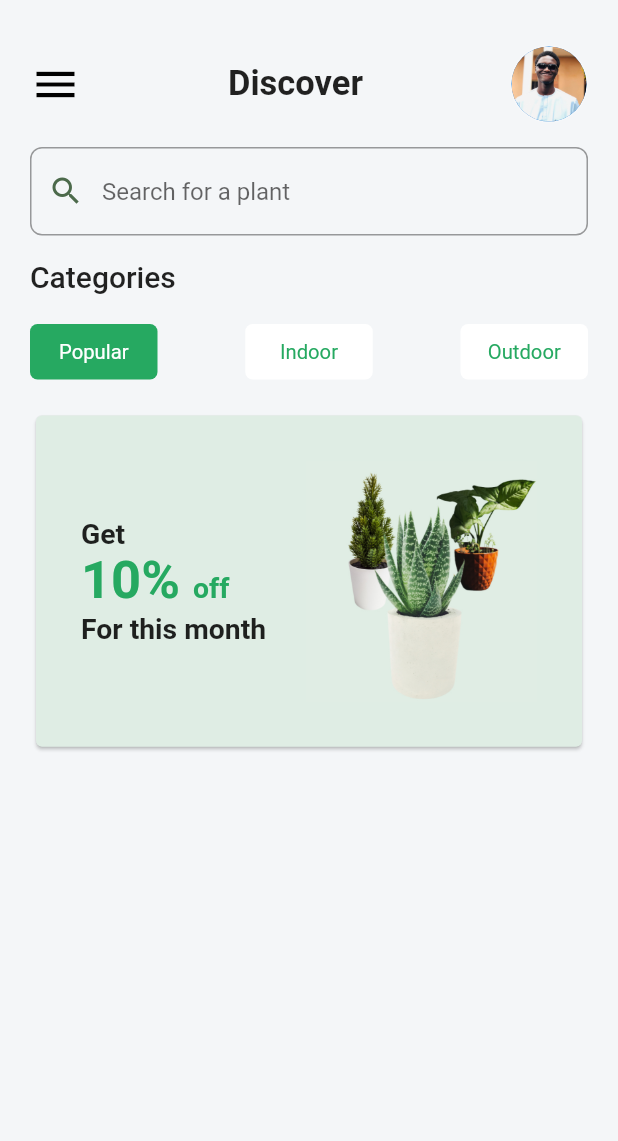
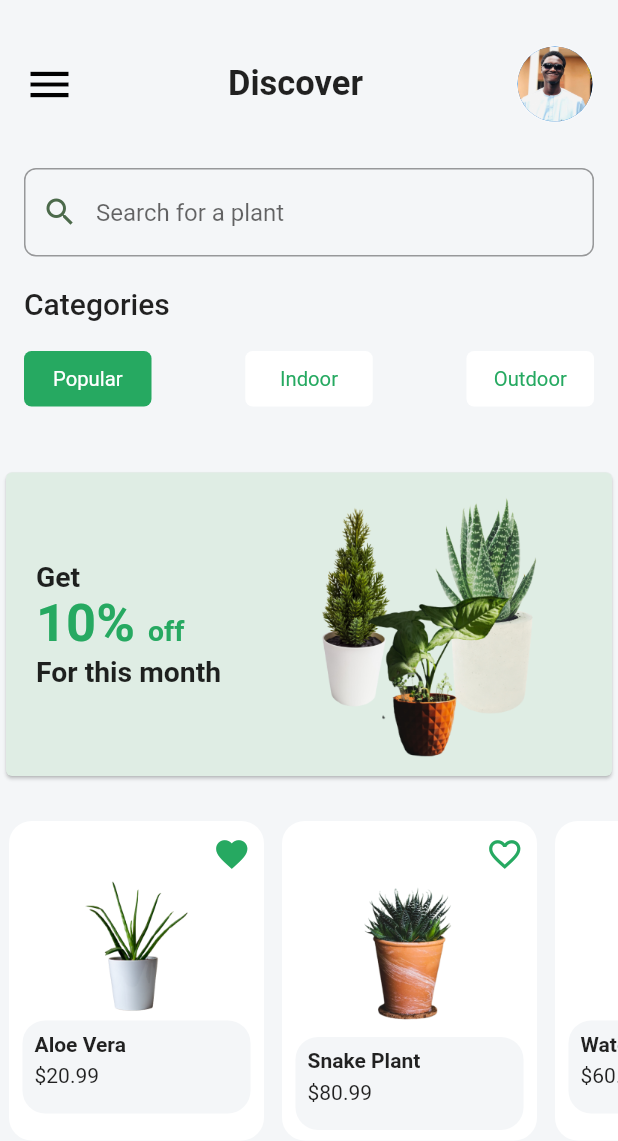
Before and after one commit to black-coda/PlantAppUI-flutter, a Flutter app: the screen it shows after launch, on a phone screen of 412 x 824 dp. Shown: the top 1141 px of the screen. Run offline on Flutter 3.47's test engine with Material 2 defaults, Android fonts, the phone set to English and light mode, and no system bars.

```diff
--- a/lib/main.dart
+++ b/lib/main.dart
@@ -13,12 +13,15 @@ class PlantShopApp extends StatelessWidget {
       debugShowCheckedModeBanner: false,
       home: Scaffold(
         backgroundColor: const Color(0xffF4F6F8),
-        body: Padding(
-          padding: const EdgeInsets.only(left: 20.0, right: 20.0, top: 30),
+        body: SingleChildScrollView(
           child: Column(
             // crossAxisAlignment: CrossAxisAlignment.stretch,
+            mainAxisSize: MainAxisSize.min,
             children: [
-              Row(
+              Padding(
+                padding: const EdgeInsets.symmetric(
+                    vertical: 30.0, horizontal: 16.0),
+                child: Row(
                   mainAxisAlignment: MainAxisAlignment.spaceBetween,
                   children: const [
                     Icon(
@@ -28,8 +31,8 @@ class PlantShopApp extends StatelessWidget {
                     ),
                     Text(
                       "Discover",
-                    style:
-                        TextStyle(fontWeight: FontWeight.w700, fontSize: 23.0),
+                      style: TextStyle(
+                          fontWeight: FontWeight.w700, fontSize: 23.0),
                     ),
                     CircleAvatar(
                       radius: 26,
@@ -42,9 +45,10 @@ class PlantShopApp extends StatelessWidget {
                     ),
                   ],
                 ),
+              ),
               //search bar
               const Padding(
-                padding: EdgeInsets.symmetric(vertical: 16),
+                padding: EdgeInsets.symmetric(horizontal: 16.0),
                 child: TextField(
                   decoration: InputDecoration(
                     fillColor: Color(0xff4C6A4B),
@@ -67,7 +71,10 @@ class PlantShopApp extends StatelessWidget {
                 ),
               ),
               // Categories and Fliter button
-              Column(
+              Padding(
+                padding: const EdgeInsets.symmetric(
+                    vertical: 20.0, horizontal: 16.0),
+                child: Column(
                   crossAxisAlignment: CrossAxisAlignment.start,
                   // mainAxisSize: MainAxisSize.min,
                   children: [
@@ -95,13 +102,17 @@ class PlantShopApp extends StatelessWidget {
                     )
                   ],
                 ),
+              ),
               const SizedBox(
                 height: 20,
               ),
               Card(
                 color: const Color(0xffDFEDE4),
                 child: Padding(
-                  padding: const EdgeInsets.all(30.0),
+                  padding: const EdgeInsets.symmetric(
+                    horizontal: 20.0,
+                    vertical: 10.0,
+                  ),
                   child: Row(
                     mainAxisAlignment: MainAxisAlignment.center,
                     crossAxisAlignment: CrossAxisAlignment.center,
@@ -135,21 +146,142 @@ class PlantShopApp extends StatelessWidget {
                       ),
                       Expanded(
                         child: Image.asset(
-                        "assets/images/images/pot.jpg",
+                          "assets/images/images/flowerpot.png",
                           fit: BoxFit.fill,
-                      ))
+                        ),
+                      )
                     ],
                   ),
                 ),
               ),
-              Expanded(
+
+              // scorll stuff sha
+              Padding(
+                padding: const EdgeInsets.symmetric(vertical: 20.0),
+                child: SizedBox(
+                  height: 225.0,
                   child: ListView(
                     scrollDirection: Axis.horizontal,
-                  children: [
-                    Card(
-                      child: Column(),
+                    // shrinkWrap: true,
+                    children: const [
+                      ItemListBox(
+                        title: 'Aloe Vera',
+                        favorite: true,
+                        imageUrl: 'assets/images/images/vase1.png',
+                        price: 20.99,
+                      ),
+                      ItemListBox(
+                        title: 'Snake Plant',
+                        favorite: false,
+                        imageUrl: 'assets/images/images/vase2.png',
+                        price: 80.99,
+                      ),
+                      ItemListBox(
+                        title: 'Waterleaf plant',
+                        favorite: true,
+                        imageUrl: 'assets/images/images/vase1.png',
+                        price: 60.99,
+                      ),
+                      ItemListBox(
+                        title: 'Ugwu Plant',
+                        favorite: false,
+                        imageUrl: 'assets/images/images/vase2.png',
+                        price: 90.99,
+                      ),
+                      ItemListBox(
+                        title: 'Lorem Plant',
+                        favorite: false,
+                        imageUrl: 'assets/images/images/vase1.png',
+                        price: 100.99,
+                      ),
+                    ],
+                  ),
+                ),
               )
             ],
+          ),
+        ),
+      ),
+    );
+  }
+}
+
+class ItemListBox extends StatelessWidget {
+  const ItemListBox(
+      {super.key,
+      required this.price,
+      required this.favorite,
+      required this.imageUrl,
+      required this.title});
+  final String imageUrl;
+  final bool favorite;
+  final double price;
+  final String title;
+  @override
+  Widget build(BuildContext context) {
+    return Padding(
+      padding: const EdgeInsets.all(6.0),
+      child: Container(
+        // height: 120,
+        decoration: const BoxDecoration(
+            borderRadius: BorderRadius.all(Radius.circular(15)),
+            color: Colors.white),
+        width: 170,
+
+        child: Padding(
+          padding: const EdgeInsets.symmetric(horizontal: 9.0),
+          child: Column(
+            children: [
+              Padding(
+                padding: const EdgeInsets.only(
+                  top: 10.0,
+                ),
+                child: Row(
+                  mainAxisAlignment: MainAxisAlignment.end,
+                  children: [
+                    favorite
+                        ? const Icon(
+                            Icons.favorite,
+                            size: 25.0,
+                            color: Color(0xff26A961),
+                          )
+                        : const Icon(
+                            Icons.favorite_border_outlined,
+                            size: 25.0,
+                            color: Color(0xff26A961),
+                          )
+                  ],
+                ),
+              ),
+              SizedBox(
+                child: Image.asset(imageUrl),
+              ),
+              Container(
+                height: 62.0,
+                width: 153.5,
+                decoration: const BoxDecoration(
+                    color: Color(0xffF4F6F8),
+                    borderRadius: BorderRadius.all(Radius.circular(15))),
+                child: Padding(
+                  padding: const EdgeInsets.all(8.0),
+                  child: Column(
+                    children: [
+                      Row(
+                        children: [
+                          Text(
+                            title,
+                            style: const TextStyle(fontWeight: FontWeight.bold),
+                          )
+                        ],
+                      ),
+                      const SizedBox(
+                        height: 5.0,
+                      ),
+                      Row(
+                        children: [Text("\$$price")],
+                      )
+                    ],
+                  ),
                 ),
               )
             ],
@@ -163,6 +295,7 @@ class PlantShopApp extends StatelessWidget {
 class CategoryWidget extends StatelessWidget {
   const CategoryWidget(
       {super.key, required this.text, this.activeButton = false});
+
   final String text;
   final bool activeButton;
 
--- a/pubspec.yaml
+++ b/pubspec.yaml
@@ -63,8 +63,10 @@ flutter:
   assets:
      - assets/images/images/profile.jpg
      - assets/images/images/solo.jpg
-     - assets/images/images/flower.jpg
-     - assets/images/images/pot.jpg
+     - assets/images/images/flowerpot.png
+     - assets/images/images/vase1.png
+     - assets/images/images/vase2.png
+
 
 
 
```
Also changed, not shown: assets/images/images/2.0x/flower.jpg (deleted), assets/images/images/2.0x/flowerpot.png (added), assets/images/images/2.0x/vase1.png (added), assets/images/images/2.0x/vase2.png (added), assets/images/images/3.0x/flower.jpg (deleted), assets/images/images/3.0x/flowerpot.png (added), assets/images/images/flower.jpg (deleted), assets/images/images/flowerpot.png (added), assets/images/images/frame.jpg (deleted), assets/images/images/pot.jpg (deleted), assets/images/images/vase1.png (added), assets/images/images/vase2.png (added). Lines whose indentation alone changed are shown as unchanged.
